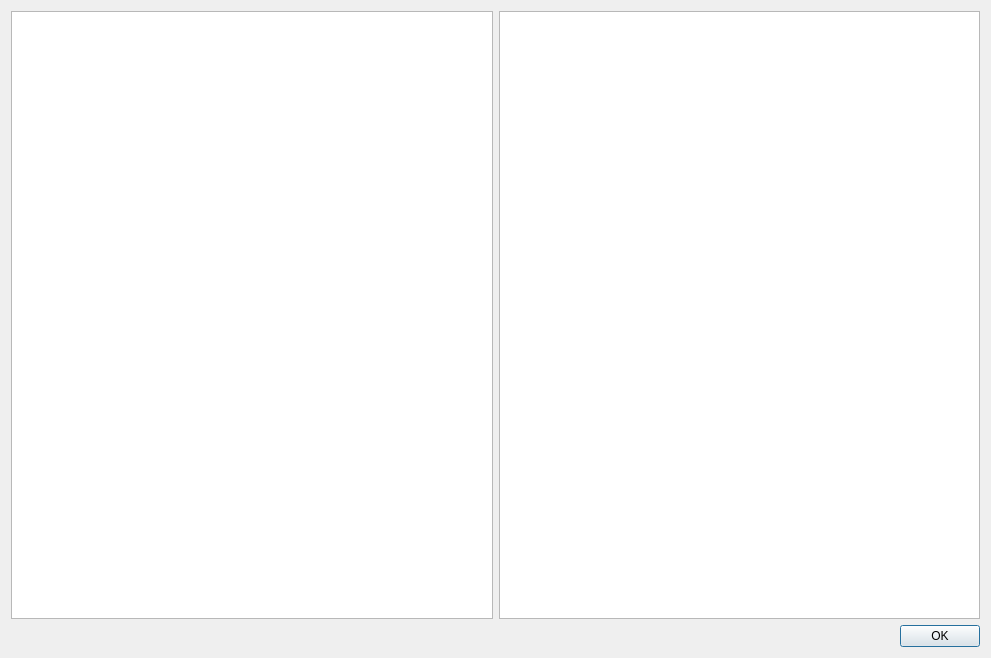
Qt form src/dialogs/trashdialog.ui (pbek/QOwnNotes) before a commit.
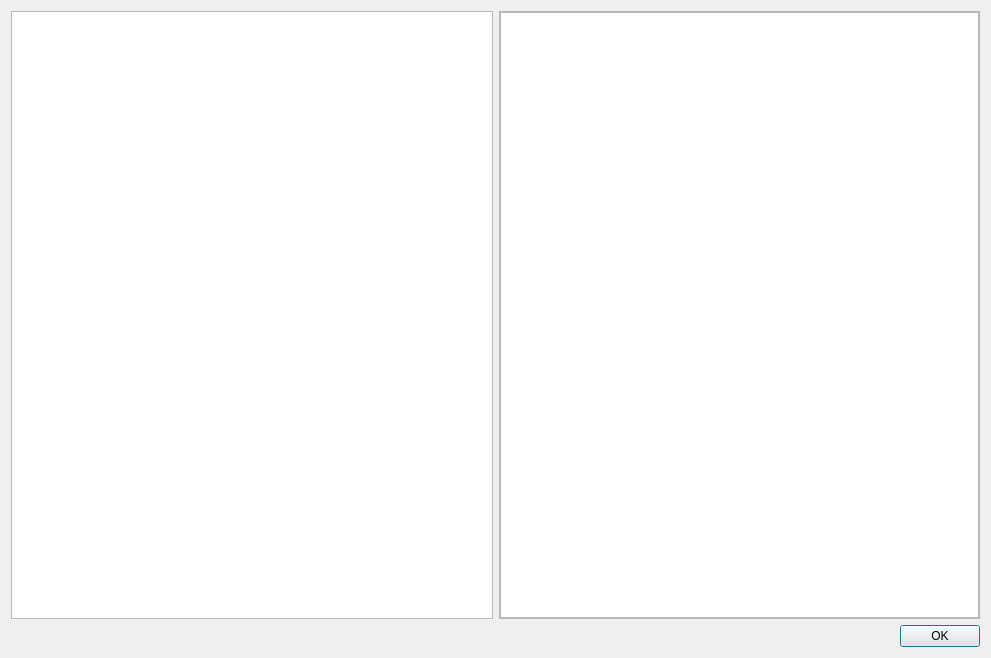
The same form after that commit. Icons and pictures are not drawn. Custom widgets are drawn as their Qt base class.

Commit message: the note text view in the trash dialog now also supports markdown highlighting and text searching

```diff
--- a/src/dialogs/trashdialog.ui
+++ b/src/dialogs/trashdialog.ui
@@ -24,17 +24,57 @@
       <widget class="QListWidget" name="trashListWidget"/>
      </item>
      <item>
-      <widget class="QTextBrowser" name="noteBrowser">
-       <property name="styleSheet">
-        <string notr="true"/>
+      <widget class="QFrame" name="noteBrowserFrame">
+       <property name="frameShape">
+        <enum>QFrame::StyledPanel</enum>
        </property>
-       <property name="html">
-        <string notr="true">&lt;!DOCTYPE HTML PUBLIC &quot;-//W3C//DTD HTML 4.0//EN&quot; &quot;http://www.w3.org/TR/REC-html40/strict.dtd&quot;&gt;
+       <property name="frameShadow">
+        <enum>QFrame::Raised</enum>
+       </property>
+       <layout class="QGridLayout" name="gridLayout_2">
+        <property name="leftMargin">
+         <number>0</number>
+        </property>
+        <property name="topMargin">
+         <number>0</number>
+        </property>
+        <property name="rightMargin">
+         <number>0</number>
+        </property>
+        <property name="bottomMargin">
+         <number>0</number>
+        </property>
+        <property name="spacing">
+         <number>0</number>
+        </property>
+        <item row="0" column="0">
+         <widget class="QOwnNotesMarkdownTextEdit" name="noteBrowser">
+          <property name="styleSheet">
+           <string notr="true"/>
+          </property>
+          <property name="readOnly">
+           <bool>true</bool>
+          </property>
+          <property name="html">
+           <string notr="true">&lt;!DOCTYPE HTML PUBLIC &quot;-//W3C//DTD HTML 4.0//EN&quot; &quot;http://www.w3.org/TR/REC-html40/strict.dtd&quot;&gt;
 &lt;html&gt;&lt;head&gt;&lt;meta name=&quot;qrichtext&quot; content=&quot;1&quot; /&gt;&lt;style type=&quot;text/css&quot;&gt;
 p, li { white-space: pre-wrap; }
 &lt;/style&gt;&lt;/head&gt;&lt;body style=&quot; font-family:'Sans Serif'; font-size:9pt; font-weight:400; font-style:normal;&quot;&gt;
 &lt;p style=&quot;-qt-paragraph-type:empty; margin-top:0px; margin-bottom:0px; margin-left:0px; margin-right:0px; -qt-block-indent:0; text-indent:0px;&quot;&gt;&lt;br /&gt;&lt;/p&gt;&lt;/body&gt;&lt;/html&gt;</string>
-       </property>
+          </property>
+         </widget>
+        </item>
+        <item row="1" column="0">
+         <widget class="QFrame" name="noteBrowserSearchFrame">
+          <property name="frameShape">
+           <enum>QFrame::NoFrame</enum>
+          </property>
+          <property name="lineWidth">
+           <number>0</number>
+          </property>
+         </widget>
+        </item>
+       </layout>
       </widget>
      </item>
     </layout>
@@ -51,6 +91,13 @@
    </item>
   </layout>
  </widget>
+ <customwidgets>
+  <customwidget>
+   <class>QOwnNotesMarkdownTextEdit</class>
+   <extends>QTextEdit</extends>
+   <header location="global">widgets/qownnotesmarkdowntextedit.h</header>
+  </customwidget>
+ </customwidgets>
  <resources>
   <include location="../breeze-qownnotes.qrc"/>
  </resources>
```
The commit also changes 2 other files.
